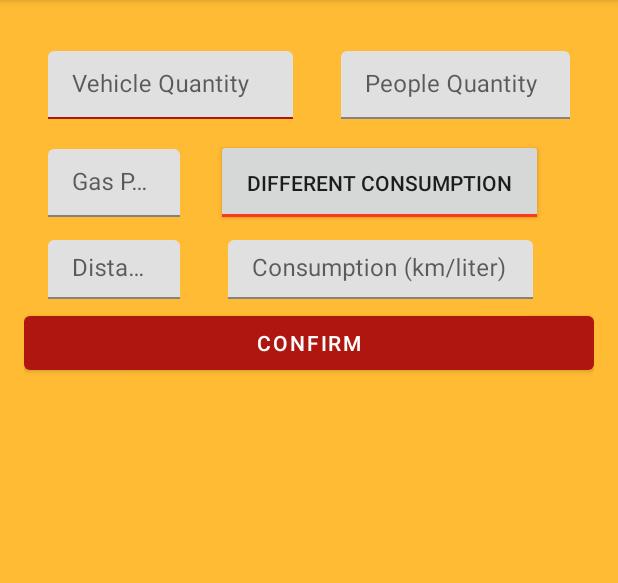
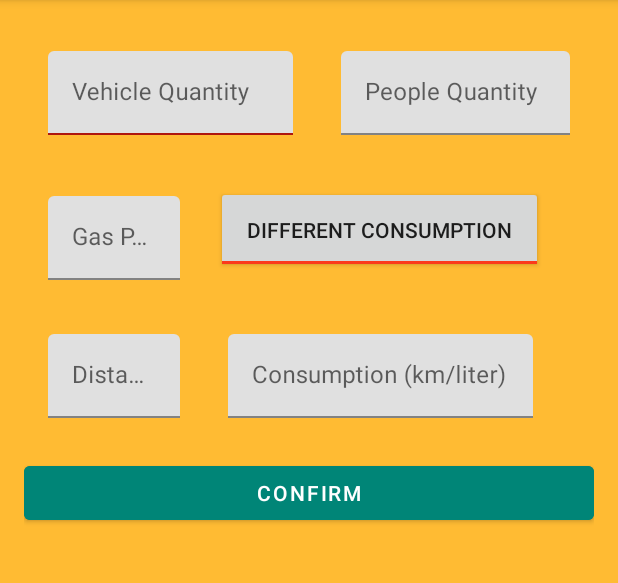
Before and after one commit to portgasdpetch/fuelCalMobile, an Android app: the screen it shows after launch (MainActivity), on a phone screen of 412 x 824 dp, the part 84-667 px from its top. Run offline under Robolectric (Android 15) with nearby library versions, the phone set to English and light mode, and no system bars.

```diff
--- a/app/src/main/res/layout/fragment_overview.xml
+++ b/app/src/main/res/layout/fragment_overview.xml
@@ -18,33 +18,35 @@
         <com.google.android.material.textfield.TextInputLayout
             android:id="@+id/vehicle_quantity_text_input"
             android:layout_width="195dp"
-            android:layout_height="65dp"
+            android:layout_height="wrap_content"
             style="@style/Widget.MaterialComponents.TextInputEditText.OutlinedBox"
-            android:paddingVertical="10dp">
+            android:paddingVertical="10dp"
+            app:errorEnabled="true">
 
             <com.google.android.material.textfield.TextInputEditText
                 android:layout_width="match_parent"
                 android:layout_height="wrap_content"
                 android:id="@+id/vehicle_quantity"
                 android:hint="Vehicle Quantity"
-                app:errorEnable="true"
+
                 android:inputType="number"/>
         </com.google.android.material.textfield.TextInputLayout>
 
         <com.google.android.material.textfield.TextInputLayout
             android:id="@+id/gas_price_text_input"
             android:layout_width="120dp"
-            android:layout_height="65dp"
+            android:layout_height="wrap_content"
             style="@style/Widget.MaterialComponents.TextInputEditText.OutlinedBox"
             android:layout_below="@+id/vehicle_quantity_text_input"
-            android:paddingVertical="10dp">
+            android:paddingVertical="10dp"
+            app:errorEnabled="true">
 
             <com.google.android.material.textfield.TextInputEditText
                 android:layout_width="match_parent"
                 android:layout_height="wrap_content"
                 android:id="@+id/gas_price"
                 android:hint="Gas Price"
-                app:errorEnable="true"
+
                 android:inputType="numberDecimal"/>
 
 
@@ -54,28 +56,29 @@
         <com.google.android.material.textfield.TextInputLayout
             android:id="@+id/people_text_input"
             android:layout_width="195dp"
-            android:layout_height="65dp"
+            android:layout_height="wrap_content"
             style="@style/Widget.MaterialComponents.TextInputEditText.OutlinedBox"
             android:layout_toEndOf="@+id/vehicle_quantity_text_input"
-            android:paddingVertical="10dp">
+            android:paddingVertical="10dp"
+            app:errorEnabled="true">
 
             <com.google.android.material.textfield.TextInputEditText
                 android:layout_width="match_parent"
                 android:layout_height="wrap_content"
                 android:id="@+id/people"
                 android:hint="People Quantity"
-                app:errorEnable="true"
-                android:inputType="numberDecimal"/>
+                android:inputType="number"/>
 
         </com.google.android.material.textfield.TextInputLayout>
 
         <com.google.android.material.textfield.TextInputLayout
             android:id="@+id/vehicle_distance_text_input"
             android:layout_width="120dp"
-            android:layout_height="50dp"
+            android:layout_height="wrap_content"
             style="@style/Widget.MaterialComponents.TextInputEditText.OutlinedBox"
             android:layout_below="@+id/gas_price_text_input"
-            android:paddingVertical="5dp">
+            android:paddingVertical="5dp"
+            app:errorEnabled="true">
 
             <com.google.android.material.textfield.TextInputEditText
                 android:id="@+id/vehicle_distance"
@@ -83,18 +86,19 @@
                 android:layout_height="wrap_content"
                 android:hint="Distance"
                 android:inputType="numberDecimal"
-                app:errorEnable="true"/>
+                />
 
         </com.google.android.material.textfield.TextInputLayout>
 
         <com.google.android.material.textfield.TextInputLayout
             android:id="@+id/vehicle_consumption_text_input"
             android:layout_width="235dp"
-            android:layout_height="50dp"
+            android:layout_height="wrap_content"
             android:layout_toEndOf="@+id/vehicle_distance_text_input"
             android:layout_below="@+id/gas_price_text_input"
             android:paddingVertical="5dp"
-            style="@style/Widget.MaterialComponents.TextInputEditText.OutlinedBox">
+            style="@style/Widget.MaterialComponents.TextInputEditText.OutlinedBox"
+            app:errorEnabled="true">
 
             <com.google.android.material.textfield.TextInputEditText
                 android:id="@+id/vehicle_consumption"
@@ -102,7 +106,7 @@
                 android:layout_height="wrap_content"
                 android:hint="Consumption (km/liter)"
                 android:inputType="numberDecimal"
-                app:errorEnable="true"/>
+                />
 
         </com.google.android.material.textfield.TextInputLayout>
 
@@ -150,7 +154,8 @@
             android:layout_height="wrap_content"
             android:layout_below="@+id/vehicle_distance_text_input"
             android:layout_centerHorizontal="true"
-            android:text="Confirm" />
+            android:text="Confirm"
+        android:backgroundTint="@color/colorDarkGreen"/>
 
     </RelativeLayout>
 
--- a/app/src/main/res/values/colors.xml
+++ b/app/src/main/res/values/colors.xml
@@ -3,4 +3,5 @@
     <color name="colorPrimary">#AE160F</color>
     <color name="colorPrimaryDark">#00574B</color>
     <color name="colorAccent">#FB3A1B</color>
+    <color name="colorDarkGreen">#008577</color>
 </resources>
```
